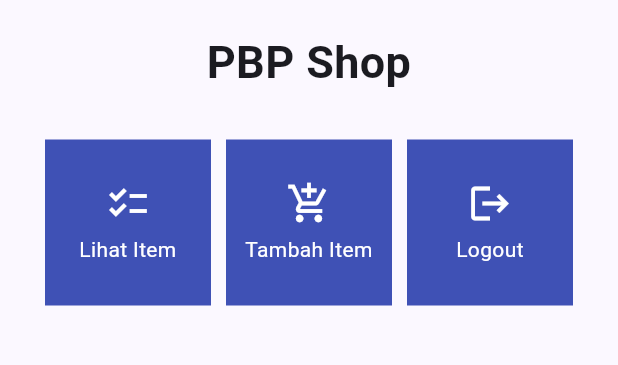
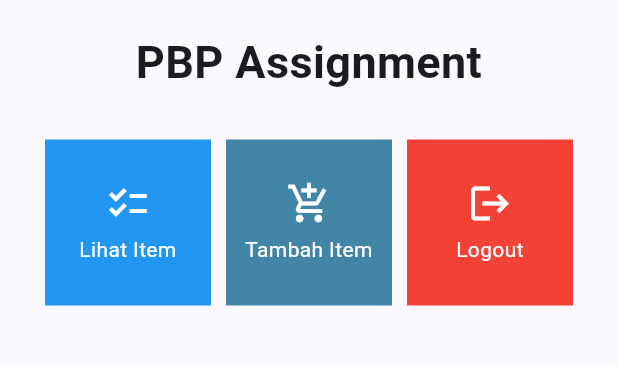
Before and after one commit to Meefx/meefx-sports-mobile, a Flutter app: the screen it shows after launch, on a phone screen of 412 x 824 dp, the part 84-449 px from its top. Run offline on Flutter 3.47's test engine with Material 2 defaults, Android fonts, the phone set to English and light mode, and no system bars.

Commit message:
finish: tugas 7

```diff
--- a/lib/menu.dart
+++ b/lib/menu.dart
@@ -4,9 +4,9 @@ class MyHomePage extends StatelessWidget {
   MyHomePage({Key? key}) : super(key: key);
 
   final List<ShopItem> items = [
-    ShopItem("Lihat Item", Icons.checklist),
-    ShopItem("Tambah Item", Icons.add_shopping_cart),
-    ShopItem("Logout", Icons.logout),
+    ShopItem("Lihat Item", Icons.checklist, Colors.blue),
+    ShopItem("Tambah Item", Icons.add_shopping_cart, const Color.fromARGB(255, 65, 133, 167)),
+    ShopItem("Logout", Icons.logout, Colors.red),
   ];
 
 
@@ -31,7 +31,7 @@ class MyHomePage extends StatelessWidget {
                 padding: EdgeInsets.only(top: 10.0, bottom: 10.0),
                 // Widget Text untuk menampilkan tulisan dengan alignment center dan style yang sesuai
                 child: Text(
-                  'PBP Shop', // Text yang menandakan toko
+                  'PBP Assignment', // Text yang menandakan toko
                   textAlign: TextAlign.center,
                   style: TextStyle(
                     fontSize: 30,
@@ -64,8 +64,9 @@ class MyHomePage extends StatelessWidget {
 class ShopItem {
   final String name;
   final IconData icon;
+  final Color color;
 
-  ShopItem(this.name, this.icon);
+  ShopItem(this.name, this.icon, this.color);
 }
 
 class ShopCard extends StatelessWidget {
@@ -76,7 +77,7 @@ class ShopCard extends StatelessWidget {
   @override
   Widget build(BuildContext context) {
     return Material(
-      color: Colors.indigo,
+      color: item.color,
       child: InkWell(
         // Area responsive terhadap sentuhan
         onTap: () {
```
Also changed, not shown: 68 other files.
